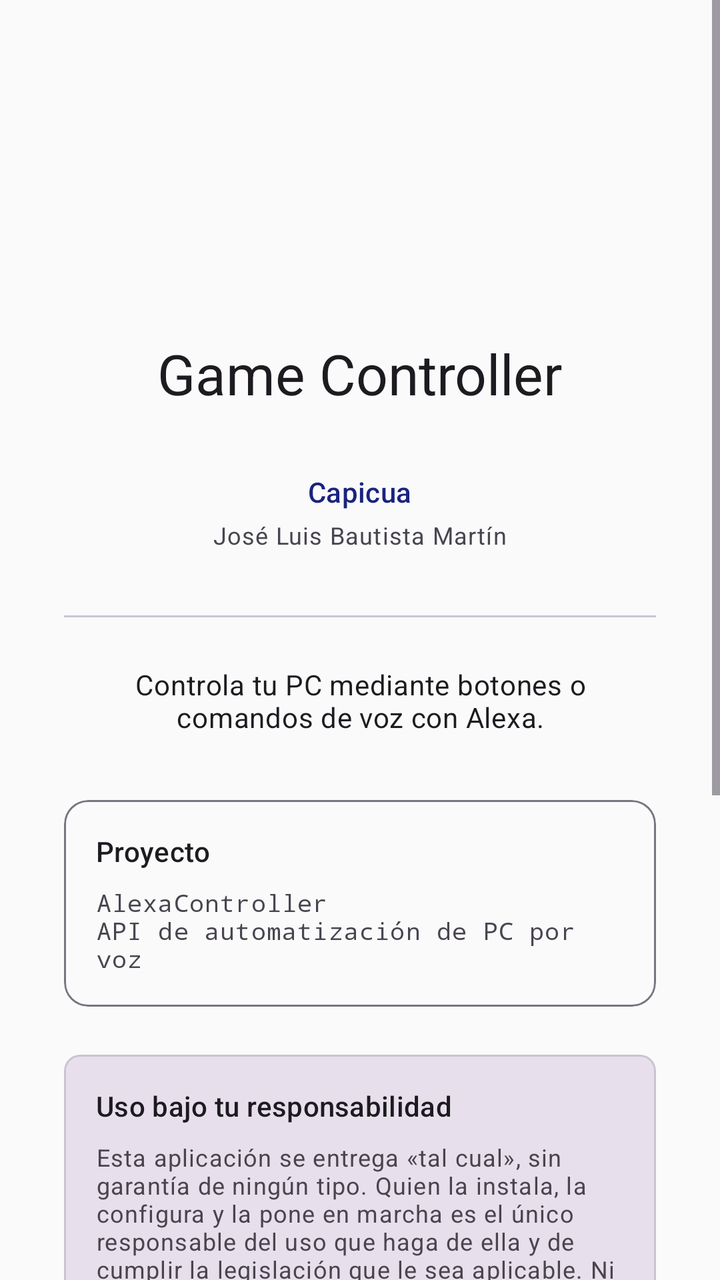
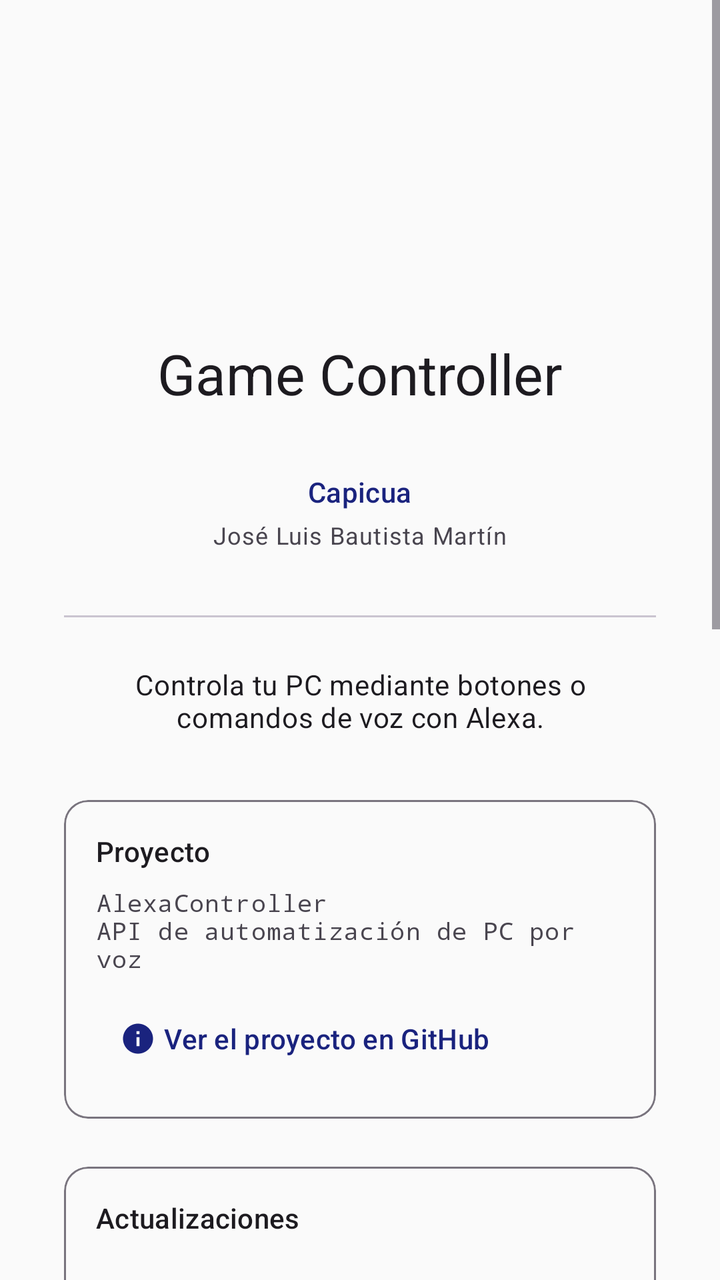

Two renders of the same Android screen: before a commit and after it. Below are the layout's source before the change and the commit's diff.
<!-- AndroidManifest.xml: application theme Theme.GameController -->
<!-- res/layout/fragment_about.xml -->
<?xml version="1.0" encoding="utf-8"?>
<ScrollView
    xmlns:android="http://schemas.android.com/apk/res/android"
    xmlns:app="http://schemas.android.com/apk/res-auto"
    android:layout_width="match_parent"
    android:layout_height="match_parent"
    android:fillViewport="true">

    <LinearLayout
        android:layout_width="match_parent"
        android:layout_height="wrap_content"
        android:orientation="vertical"
        android:gravity="center_horizontal"
        android:padding="32dp">

        
        <ImageView
            android:layout_width="96dp"
            android:layout_height="96dp"
            android:layout_marginTop="16dp"
            android:layout_marginBottom="24dp"
            android:src="@mipmap/ic_launcher"
            android:contentDescription="@string/app_name" />

        
        <TextView
            android:layout_width="wrap_content"
            android:layout_height="wrap_content"
            android:text="@string/app_name"
            android:textAppearance="@style/TextAppearance.Material3.HeadlineMedium"
            android:layout_marginBottom="4dp" />

        
        <TextView
            android:id="@+id/text_version"
            android:layout_width="wrap_content"
            android:layout_height="wrap_content"
            android:textAppearance="@style/TextAppearance.Material3.BodyMedium"
            android:textColor="?attr/colorOnSurfaceVariant"
            android:layout_marginBottom="8dp" />

        
        <TextView
            android:layout_width="wrap_content"
            android:layout_height="wrap_content"
            android:text="@string/about_empresa"
            android:textAppearance="@style/TextAppearance.Material3.TitleSmall"
            android:textColor="?attr/colorPrimary"
            android:layout_marginBottom="4dp" />

        
        <TextView
            android:layout_width="wrap_content"
            android:layout_height="wrap_content"
            android:text="@string/about_autor"
            android:textAppearance="@style/TextAppearance.Material3.BodySmall"
            android:textColor="?attr/colorOnSurfaceVariant"
            android:layout_marginBottom="32dp" />

        <com.google.android.material.divider.MaterialDivider
            android:layout_width="match_parent"
            android:layout_height="wrap_content"
            android:layout_marginBottom="24dp" />

        
        <TextView
            android:layout_width="match_parent"
            android:layout_height="wrap_content"
            android:text="@string/about_descripcion"
            android:textAppearance="@style/TextAppearance.Material3.BodyMedium"
            android:textAlignment="center"
            android:layout_marginBottom="32dp" />

        
        <com.google.android.material.card.MaterialCardView
            android:layout_width="match_parent"
            android:layout_height="wrap_content"
            android:layout_marginBottom="24dp"
            app:cardElevation="0dp"
            app:strokeColor="?attr/colorOutline"
            app:strokeWidth="1dp">

            <LinearLayout
                android:layout_width="match_parent"
                android:layout_height="wrap_content"
                android:orientation="vertical"
                android:padding="16dp">

                <TextView
                    android:layout_width="wrap_content"
                    android:layout_height="wrap_content"
                    android:text="@string/about_proyecto_titulo"
                    android:textAppearance="@style/TextAppearance.Material3.TitleSmall"
                    android:layout_marginBottom="8dp" />

                <TextView
                    android:layout_width="wrap_content"
                    android:layout_height="wrap_content"
                    android:text="@string/about_proyecto_detalle"
                    android:textAppearance="@style/TextAppearance.Material3.BodySmall"
                    android:fontFamily="monospace" />

            </LinearLayout>
        </com.google.android.material.card.MaterialCardView>

        
        <com.google.android.material.card.MaterialCardView
            android:layout_width="match_parent"
            android:layout_height="wrap_content"
            android:layout_marginBottom="24dp"
            app:cardElevation="0dp"
            app:cardBackgroundColor="?attr/colorSurfaceVariant"
            app:cardCornerRadius="8dp">

            <LinearLayout
                android:layout_width="match_parent"
                android:layout_height="wrap_content"
                android:orientation="vertical"
                android:padding="16dp">

                <TextView
                    android:layout_width="wrap_content"
                    android:layout_height="wrap_content"
                    android:text="@string/about_responsabilidad_titulo"
                    android:textAppearance="@style/TextAppearance.Material3.TitleSmall"
                    android:layout_marginBottom="8dp" />

                <TextView
                    android:layout_width="match_parent"
                    android:layout_height="wrap_content"
                    android:text="@string/about_responsabilidad_detalle"
                    android:textAppearance="@style/TextAppearance.Material3.BodySmall" />

            </LinearLayout>
        </com.google.android.material.card.MaterialCardView>

        
        <com.google.android.material.card.MaterialCardView
            android:layout_width="match_parent"
            android:layout_height="wrap_content"
            android:layout_marginBottom="24dp"
            app:cardElevation="0dp"
            app:strokeColor="?attr/colorOutline"
            app:strokeWidth="1dp">

            <LinearLayout
                android:layout_width="match_parent"
                android:layout_height="wrap_content"
                android:orientation="vertical"
                android:padding="16dp">

                <TextView
                    android:layout_width="wrap_content"
                    android:layout_height="wrap_content"
                    android:text="@string/about_donativo_titulo"
                    android:textAppearance="@style/TextAppearance.Material3.TitleSmall"
                    android:layout_marginBottom="8dp" />

                <TextView
                    android:layout_width="match_parent"
                    android:layout_height="wrap_content"
                    android:text="@string/about_donativo_detalle"
                    android:textAppearance="@style/TextAppearance.Material3.BodySmall"
                    android:layout_marginBottom="12dp" />

                <com.google.android.material.button.MaterialButton
                    android:id="@+id/btn_donativo"
                    style="@style/Widget.Material3.Button.TonalButton"
                    android:layout_width="match_parent"
                    android:layout_height="wrap_content"
                    android:text="@string/about_donativo_boton"
                    app:icon="@drawable/ic_corazon"
                    app:iconGravity="textStart"
                    app:iconSize="20dp"
                    app:iconTint="@null" />

            </LinearLayout>
        </com.google.android.material.card.MaterialCardView>

        
        <TextView
            android:layout_width="wrap_content"
            android:layout_height="wrap_content"
            android:text="@string/about_licencia"
            android:textAppearance="@style/TextAppearance.Material3.BodySmall"
            android:textColor="?attr/colorOnSurfaceVariant"
            android:textAlignment="center" />

    </LinearLayout>
</ScrollView>
<!-- resources referenced by this layout -->
<resources>
  <!-- mipmap ic_launcher (mipmap-anydpi-v26) -->
  <?xml version="1.0" encoding="utf-8"?>
  <adaptive-icon xmlns:android="http://schemas.android.com/apk/res/android">
      <background android:drawable="@drawable/ic_launcher_background" />
      <foreground android:drawable="@drawable/ic_launcher_foreground" />
  </adaptive-icon>
  <string name="about_autor">José Luis Bautista Martín</string>
  <string name="about_descripcion">Controla tu PC mediante botones o comandos de voz con Alexa.</string>
  <string name="about_donativo_boton">Invitar a un café</string>
  <string name="about_donativo_detalle">Esta aplicación es gratuita, sin anuncios y de código abierto. Si te resulta útil, puedes invitarme a un café. Es completamente opcional: la aplicación no insiste ni limita ninguna función.</string>
  <string name="about_donativo_titulo">Apoyar el proyecto</string>
  <string name="about_empresa">Capicua</string>
  <string name="about_licencia">Distribuido bajo licencia GNU LGPL v2.1\nCopyright © 2026 Capicua</string>
  <string name="about_proyecto_detalle">AlexaController\nAPI de automatización de PC por voz</string>
  <string name="about_proyecto_titulo">Proyecto</string>
  <string name="about_responsabilidad_detalle">Esta aplicación se entrega «tal cual», sin garantía de ningún tipo. Quien la instala, la configura y la pone en marcha es el único responsable del uso que haga de ella y de cumplir la legislación que le sea aplicable. Ni Capicua ni el autor, José Luis Bautista Martín, responden de ningún daño, pérdida de datos, apagado o reinicio inesperado del equipo, coste o incumplimiento derivado de su uso, de su mal uso o de la imposibilidad de usarla.</string>
  <string name="about_responsabilidad_titulo">Uso bajo tu responsabilidad</string>
  <string name="app_name">Game Controller</string>
  <!-- drawable ic_launcher_background (drawable) -->
  <?xml version="1.0" encoding="utf-8"?>
  <vector xmlns:android="http://schemas.android.com/apk/res/android"
      android:width="108dp"
      android:height="108dp"
      android:viewportWidth="108"
      android:viewportHeight="108">
      <path
          android:fillColor="#1A237E"
          android:pathData="M0,0h108v108h-108z" />
  </vector>
  <color name="md_theme_primary">#1A237E</color>
  <color name="md_theme_on_primary">#FFFFFF</color>
  <color name="md_theme_primary_container">#C5CAE9</color>
  <color name="md_theme_on_primary_container">#1A237E</color>
  <color name="md_theme_secondary">#283593</color>
  <color name="md_theme_on_secondary">#FFFFFF</color>
  <color name="md_theme_error">#BA1A1A</color>
  <color name="md_theme_background">#FAFAFA</color>
  <color name="md_theme_surface">#FAFAFA</color>
  <!-- unchanged entries left out for length: 3 -->
</resources>

<!-- the commit's change to res/layout/fragment_about.xml (unified diff, before → after) -->
@@ -100,6 +100,89 @@
                     android:textAppearance="@style/TextAppearance.Material3.BodySmall"
                     android:fontFamily="monospace" />
 
+                
+                <com.google.android.material.button.MaterialButton
+                    android:id="@+id/btn_proyecto"
+                    style="@style/Widget.Material3.Button.TextButton"
+                    android:layout_width="wrap_content"
+                    android:layout_height="wrap_content"
+                    android:text="@string/about_proyecto_boton"
+                    android:layout_marginTop="8dp"
+                    app:icon="@drawable/ic_info"
+                    app:iconGravity="textStart"
+                    app:iconSize="18dp" />
+
+            </LinearLayout>
+        </com.google.android.material.card.MaterialCardView>
+
+        
+        <com.google.android.material.card.MaterialCardView
+            android:layout_width="match_parent"
+            android:layout_height="wrap_content"
+            android:layout_marginBottom="24dp"
+            app:cardElevation="0dp"
+            app:strokeColor="?attr/colorOutline"
+            app:strokeWidth="1dp">
+
+            <LinearLayout
+                android:layout_width="match_parent"
+                android:layout_height="wrap_content"
+                android:orientation="vertical"
+                android:padding="16dp">
+
+                <TextView
+                    android:layout_width="wrap_content"
+                    android:layout_height="wrap_content"
+                    android:text="@string/about_actualizacion_titulo"
+                    android:textAppearance="@style/TextAppearance.Material3.TitleSmall"
+                    android:layout_marginBottom="8dp" />
+
+                <TextView
+                    android:id="@+id/text_actualizacion_estado"
+                    android:layout_width="match_parent"
+                    android:layout_height="wrap_content"
+                    android:textAppearance="@style/TextAppearance.Material3.BodySmall"
+                    android:layout_marginBottom="12dp" />
+
+                <com.google.android.material.progressindicator.LinearProgressIndicator
+                    android:id="@+id/progress_actualizacion"
+                    android:layout_width="match_parent"
+                    android:layout_height="wrap_content"
+                    android:layout_marginBottom="12dp"
+                    android:visibility="gone" />
+
+                <com.google.android.material.materialswitch.MaterialSwitch
+                    android:id="@+id/switch_actualizacion_avisos"
+                    android:layout_width="match_parent"
+                    android:layout_height="wrap_content"
+                    android:text="@string/about_actualizacion_avisos"
+                    android:textAppearance="@style/TextAppearance.Material3.BodySmall"
+                    android:layout_marginBottom="8dp" />
+
+                <com.google.android.material.button.MaterialButton
+                    android:id="@+id/btn_instalar_actualizacion"
+                    style="@style/Widget.Material3.Button.TonalButton"
+                    android:layout_width="match_parent"
+                    android:layout_height="wrap_content"
+                    android:text="@string/about_actualizacion_instalar"
+                    android:layout_marginBottom="4dp"
+                    android:visibility="gone" />
+
+                <com.google.android.material.button.MaterialButton
+                    android:id="@+id/btn_notas_actualizacion"
+                    style="@style/Widget.Material3.Button.TextButton"
+                    android:layout_width="match_parent"
+                    android:layout_height="wrap_content"
+                    android:text="@string/about_actualizacion_notas"
+                    android:visibility="gone" />
+
+                <com.google.android.material.button.MaterialButton
+                    android:id="@+id/btn_buscar_actualizacion"
+                    style="@style/Widget.Material3.Button.OutlinedButton"
+                    android:layout_width="match_parent"
+                    android:layout_height="wrap_content"
+                    android:text="@string/about_actualizacion_buscar" />
+
             </LinearLayout>
         </com.google.android.material.card.MaterialCardView>
 
<!-- resource entries referenced after the edit -->
@@ -1,11 +1,27 @@
 <!-- resources referenced by this layout -->
 <resources>
+  <!-- drawable ic_info (drawable) -->
+  <?xml version="1.0" encoding="utf-8"?>
+  <vector xmlns:android="http://schemas.android.com/apk/res/android"
+      android:width="24dp"
+      android:height="24dp"
+      android:viewportWidth="24"
+      android:viewportHeight="24">
+      <path
+          android:fillColor="?attr/colorOnSurface"
+          android:pathData="M12,2C6.48,2,2,6.48,2,12s4.48,10,10,10s10-4.48,10-10S17.52,2,12,2zM13,17h-2v-6h2V17zM13,9h-2V7h2V9z" />
+  </vector>
   <!-- mipmap ic_launcher (mipmap-anydpi-v26) -->
   <?xml version="1.0" encoding="utf-8"?>
   <adaptive-icon xmlns:android="http://schemas.android.com/apk/res/android">
       <background android:drawable="@drawable/ic_launcher_background" />
       <foreground android:drawable="@drawable/ic_launcher_foreground" />
   </adaptive-icon>
+  <string name="about_actualizacion_avisos">Comprobar una vez al día</string>
+  <string name="about_actualizacion_buscar">Buscar ahora</string>
+  <string name="about_actualizacion_instalar">Descargar e instalar</string>
+  <string name="about_actualizacion_notas">Ver las notas de esa versión</string>
+  <string name="about_actualizacion_titulo">Actualizaciones</string>
   <string name="about_autor">José Luis Bautista Martín</string>
   <string name="about_descripcion">Controla tu PC mediante botones o comandos de voz con Alexa.</string>
   <string name="about_donativo_boton">Invitar a un café</string>
@@ -13,6 +29,7 @@
   <string name="about_donativo_titulo">Apoyar el proyecto</string>
   <string name="about_empresa">Capicua</string>
   <string name="about_licencia">Distribuido bajo licencia GNU LGPL v2.1\nCopyright © 2026 Capicua</string>
+  <string name="about_proyecto_boton">Ver el proyecto en GitHub</string>
   <string name="about_proyecto_detalle">AlexaController\nAPI de automatización de PC por voz</string>
   <string name="about_proyecto_titulo">Proyecto</string>
   <string name="about_responsabilidad_detalle">Esta aplicación se entrega «tal cual», sin garantía de ningún tipo. Quien la instala, la configura y la pone en marcha es el único responsable del uso que haga de ella y de cumplir la legislación que le sea aplicable. Ni Capicua ni el autor, José Luis Bautista Martín, responden de ningún daño, pérdida de datos, apagado o reinicio inesperado del equipo, coste o incumplimiento derivado de su uso, de su mal uso o de la imposibilidad de usarla.</string>
